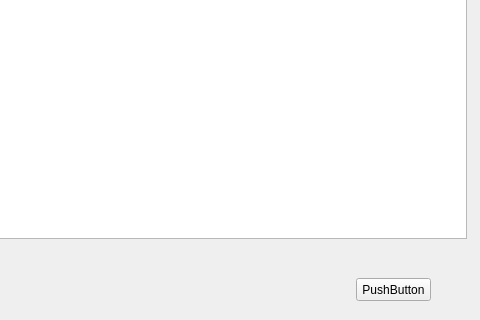
Qt form GuiApplication/FormHomePage.ui (doublezhuang101/GuiApplication) before a commit; both pictures show x 424 to 904 and y 142 to 462 of the 904 by 462 pixel window.
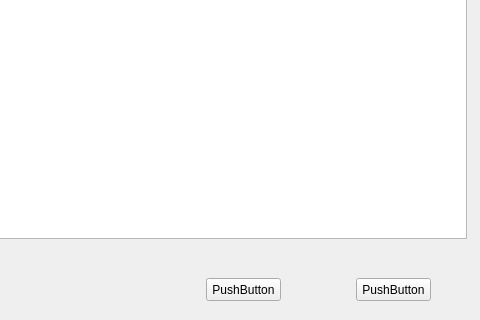
The same form after that commit.

```diff
--- a/GuiApplication/FormHomePage.ui
+++ b/GuiApplication/FormHomePage.ui
@@ -36,6 +36,19 @@
     <string>PushButton</string>
    </property>
   </widget>
+  <widget class="QPushButton" name="pushButton_2">
+   <property name="geometry">
+    <rect>
+     <x>630</x>
+     <y>420</y>
+     <width>75</width>
+     <height>23</height>
+    </rect>
+   </property>
+   <property name="text">
+    <string>PushButton</string>
+   </property>
+  </widget>
  </widget>
  <layoutdefault spacing="6" margin="11"/>
  <resources/>
```
